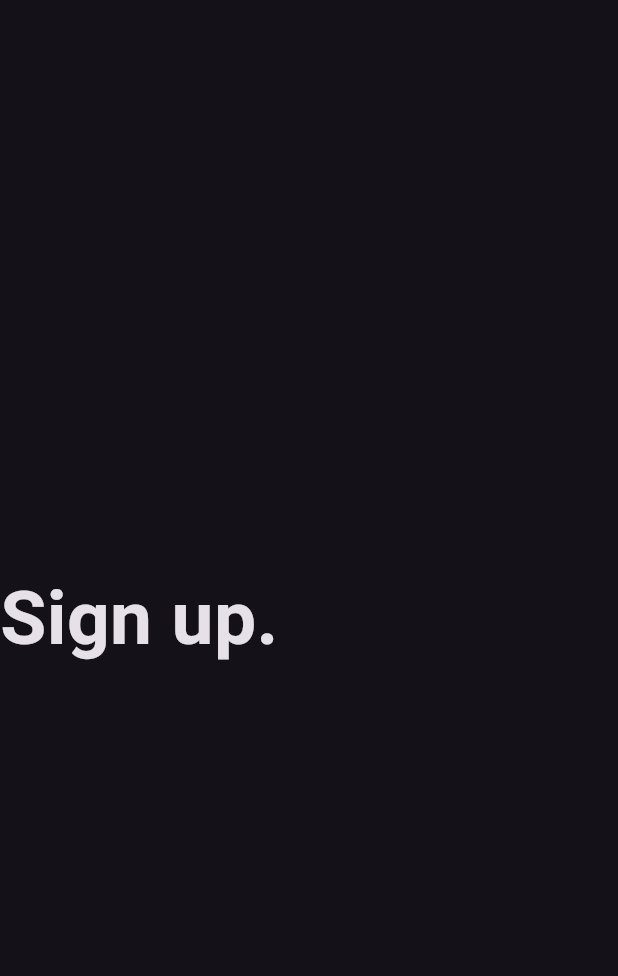
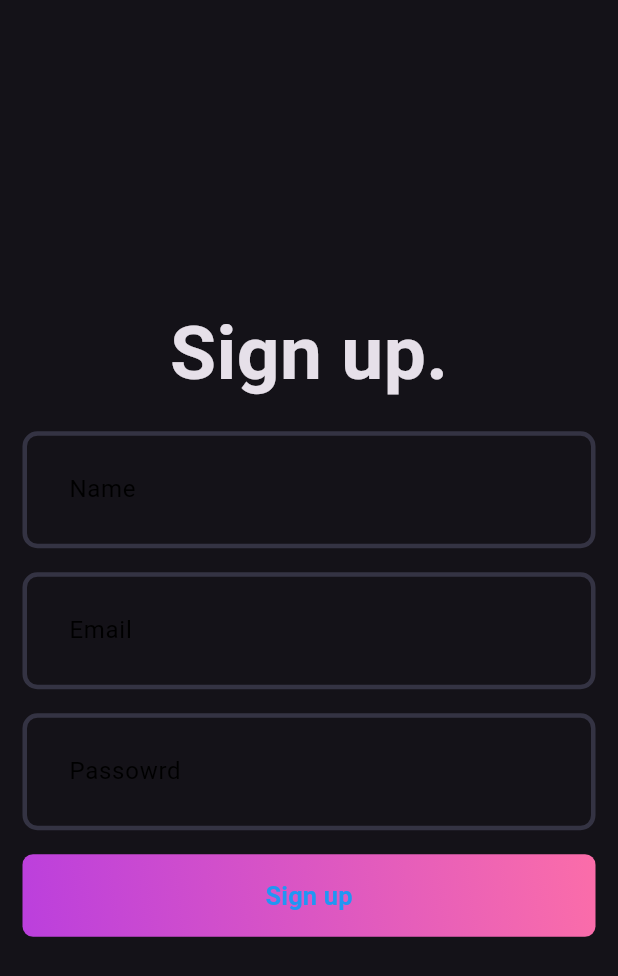
Before and after one commit to hodakl099/blog_app-, a Flutter app: the screen it shows after launch, on a phone screen of 412 x 824 dp. Shown: the top 976 px of the screen. Run offline on Flutter 3.47's test engine with Material 3 defaults, Android fonts, the phone set to English and light mode, and no system bars.

Commit message:
Sign up screen presentation layer set up

```diff
--- a/lib/core/theme/app_theme.dart
+++ b/lib/core/theme/app_theme.dart
@@ -2,7 +2,22 @@ import 'package:blog_app/core/theme/app_pallete.dart';
 import 'package:flutter/material.dart';
 
 class AppTheme {
-  static final appTheme = ThemeData.dark().copyWith(
+  static final darkThemeMode = ThemeData.dark().copyWith(
       colorScheme: ColorScheme.fromSwatch()
-          .copyWith(background: AppPallete.backgroundColor));
+          .copyWith(onSurface: AppPallete.backgroundColor),
+       inputDecorationTheme: InputDecorationTheme(
+      contentPadding: const EdgeInsets.all(27),
+      border: _border(),
+      enabledBorder: _border(),
+      focusedBorder: _border(AppPallete.gradient2),
+      errorBorder: _border(AppPallete.errorColor),
+    ),
+          );
+            static _border([Color color = AppPallete.borderColor]) => OutlineInputBorder(
+        borderSide: BorderSide(
+          color: color,
+          width: 3,
+        ),
+        borderRadius: BorderRadius.circular(10),
+      );
 }
--- a/lib/features/auth/presentataion/pages/signup_page.dart
+++ b/lib/features/auth/presentataion/pages/signup_page.dart
@@ -1,3 +1,5 @@
+import 'package:blog_app/features/widgets/auth_field.dart';
+import 'package:blog_app/features/widgets/auth_gradient_button.dart';
 import 'package:flutter/material.dart';
 
 class SignupPage extends StatefulWidget {
@@ -10,15 +12,43 @@ class SignupPage extends StatefulWidget {
 class _SignupPageState extends State<SignupPage> {
   @override
   Widget build(BuildContext context) {
-    return const Scaffold(
-      body: Column(
-        mainAxisAlignment: MainAxisAlignment.center,
-        children: [
-          Text('Sign up.', style: TextStyle(
-            fontSize: 50,
-            fontWeight: FontWeight.bold
-          ),)
-        ],
+    return Scaffold(
+      body: Padding(
+        padding: const EdgeInsets.all(15),
+        child: Column(
+          mainAxisAlignment: MainAxisAlignment.center,
+          children: [
+            const Text(
+              'Sign up.',
+              style: TextStyle(fontSize: 50, fontWeight: FontWeight.bold),
+            ),
+            const SizedBox(
+              height: 16,
+            ),
+            const AuthField(
+              hintText: 'Name',
+            ),
+            const SizedBox(
+              height: 16,
+            ),
+            const AuthField(
+              hintText: 'Email',
+            ),
+            const SizedBox(
+              height: 16,
+            ),
+            const AuthField(
+              hintText: 'Passowrd',
+            ),
+            const SizedBox(
+              height: 16,
+            ),
+            AuthGradientButton(
+              buttonText: 'Sign up',
+              onPressed: () {},
+            )
+          ],
+        ),
       ),
     );
   }
--- /dev/null
+++ b/lib/features/widgets/auth_field.dart
@@ -0,0 +1,16 @@
+import 'package:flutter/material.dart';
+
+class AuthField extends StatelessWidget {
+  final String hintText;
+const AuthField({ super.key, required this.hintText });
+
+  @override
+  Widget build(BuildContext context){
+    return TextFormField(
+    decoration: InputDecoration(
+        hintText: hintText,
+
+      ),
+    );
+  }
+}
--- /dev/null
+++ b/lib/features/widgets/auth_gradient_button.dart
@@ -0,0 +1,35 @@
+import 'package:blog_app/core/theme/app_pallete.dart';
+import 'package:flutter/material.dart';
+
+ class AuthGradientButton extends StatelessWidget {
+  final String buttonText;
+  final VoidCallback onPressed;
+
+
+ const AuthGradientButton({ super.key, required this.buttonText, required this.onPressed});
+  @override
+  Widget build(BuildContext context) {
+    return Container(
+      decoration: BoxDecoration(
+        borderRadius: BorderRadius.circular(7),
+        gradient: const LinearGradient(colors: [
+          AppPallete.gradient1,
+          AppPallete.gradient2,
+        ],
+        begin: Alignment.bottomLeft,
+        end: Alignment.topRight
+        ),
+      ),
+      child: ElevatedButton(onPressed: (){
+
+      },style : ElevatedButton.styleFrom(
+        fixedSize: const Size(395, 55),
+      backgroundColor: AppPallete.transparentColor,
+      shadowColor: AppPallete.transparentColor
+    ),child: Text(buttonText, style: const TextStyle(
+            fontSize: 17,
+            fontWeight: FontWeight.w600,
+          ),)),
+    );
+  }
+}
--- a/lib/main.dart
+++ b/lib/main.dart
@@ -15,7 +15,7 @@ class MyApp extends StatelessWidget {
     return MaterialApp(
       debugShowCheckedModeBanner: false,
       title: 'Blog App',
-      theme: AppTheme.appTheme,
+        theme: AppTheme.darkThemeMode,
       home: const SignupPage(),
     );
   }
```
